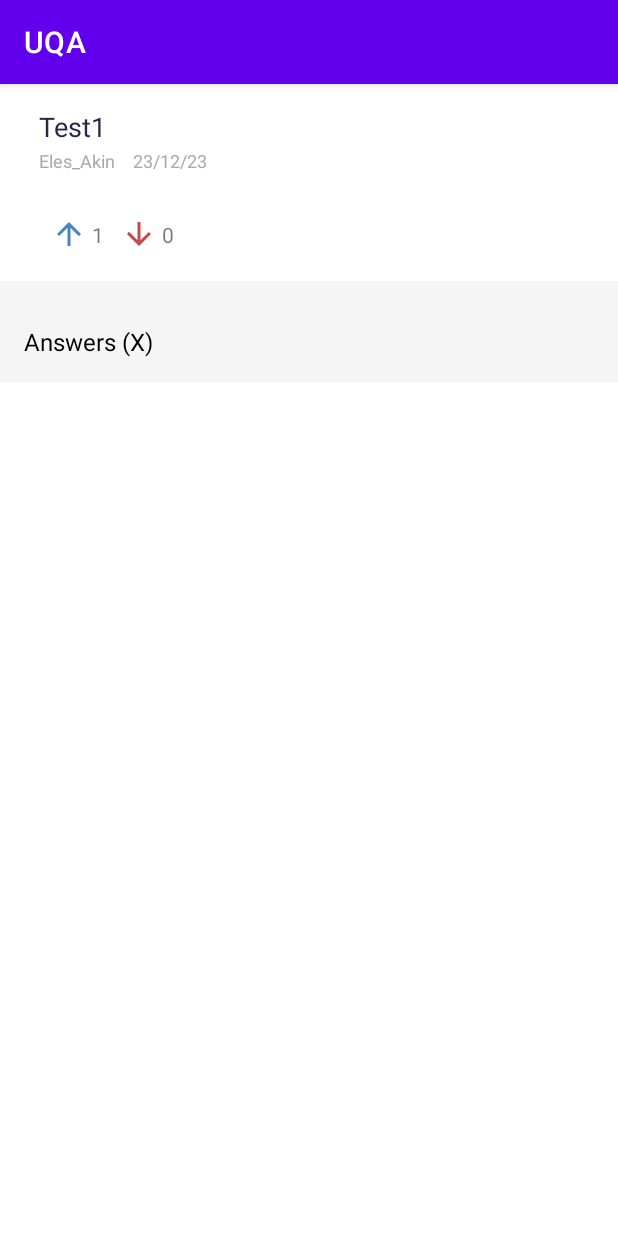
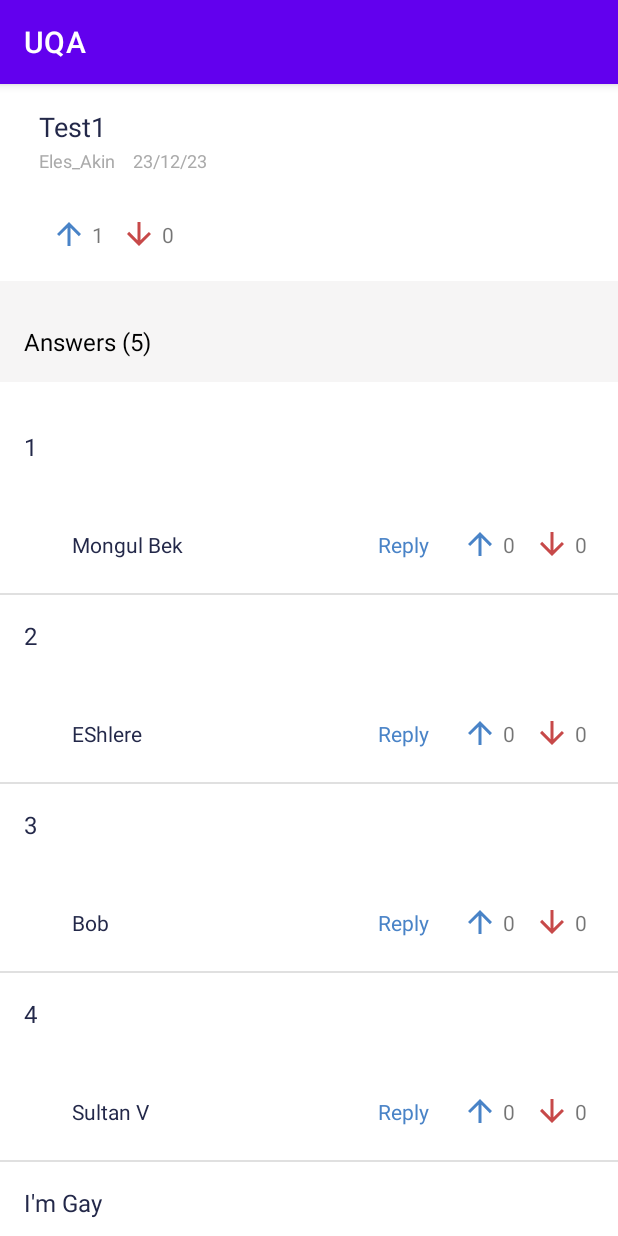
Before and after one commit to SultanSarygulov/UniversityQuestionApp, an Android app: the screen it shows after launch (MainActivity), after a tap on "Test1", on a phone screen of 412 x 824 dp. Run offline under Robolectric (Android 15) with nearby library versions, the phone set to English and light mode, and no system bars; libraries missing offline, so code that uses them is left out: androidx.databinding.adapters.

Commit message:
Started making Question Fragment

```diff
--- /dev/null
+++ b/app/src/main/java/com/example/uqa/data/Answer.kt
@@ -0,0 +1,7 @@
+package com.example.uqa.data
+
+data class Answer(
+    val id: Long,
+    val text: String,
+    val author: String
+)
--- /dev/null
+++ b/app/src/main/java/com/example/uqa/presentation/question/AnswerAdapter.kt
@@ -0,0 +1,44 @@
+package com.example.uqa.presentation.question
+
+import android.view.LayoutInflater
+import android.view.View
+import android.view.ViewGroup
+import androidx.recyclerview.widget.DiffUtil
+import androidx.recyclerview.widget.ListAdapter
+import androidx.recyclerview.widget.RecyclerView
+import com.example.uqa.R
+import com.example.uqa.data.Answer
+import com.example.uqa.databinding.ItemAnswerBinding
+
+class AnswerAdapter: ListAdapter<Answer, AnswerAdapter.AnswerViewHolder>(AnswerDiffUtil()) {
+
+    class AnswerViewHolder(item: View): RecyclerView.ViewHolder(item){
+        val binding = ItemAnswerBinding.bind(item)
+
+        fun bind(answer: Answer) = with(binding){
+            binding.answerText.text = answer.text
+            binding.answerAuthor.text = answer.author
+        }
+    }
+
+    override fun onCreateViewHolder(parent: ViewGroup, viewType: Int): AnswerViewHolder {
+        val view = LayoutInflater.from(parent.context).inflate(R.layout.item_answer, parent, false)
+
+        return AnswerViewHolder(view)
+    }
+
+    override fun onBindViewHolder(holder: AnswerViewHolder, position: Int) {
+        holder.bind(getItem(position))
+    }
+
+    class AnswerDiffUtil: DiffUtil.ItemCallback<Answer>(){
+        override fun areItemsTheSame(oldItem: Answer, newItem: Answer): Boolean {
+            return oldItem.id == newItem.id
+        }
+
+        override fun areContentsTheSame(oldItem: Answer, newItem: Answer): Boolean {
+            return oldItem == newItem
+        }
+
+    }
+}
--- a/app/src/main/java/com/example/uqa/presentation/question/QuestionFragment.kt
+++ b/app/src/main/java/com/example/uqa/presentation/question/QuestionFragment.kt
@@ -8,6 +8,7 @@ import android.view.ViewGroup
 import androidx.databinding.adapters.TextViewBindingAdapter.setText
 import androidx.navigation.fragment.navArgs
 import com.example.uqa.R
+import com.example.uqa.data.Answer
 import com.example.uqa.databinding.FragmentHomeBinding
 import com.example.uqa.databinding.FragmentQuestionBinding
 
@@ -17,6 +18,14 @@ class QuestionFragment : Fragment() {
     private lateinit var binding: FragmentQuestionBinding
     private val args: QuestionFragmentArgs  by navArgs()
     private val currentPost by lazy { args.currentPost }
+
+    private val answersList = listOf(
+        Answer(0, "1", "Mongul Bek"),
+        Answer(1, "2", "EShlere"),
+        Answer(2, "3", "Bob"),
+        Answer(3, "4", "Sultan V"),
+        Answer(4, "I'm Gay", "John Yag"),
+    )
 
     override fun onCreateView(
         inflater: LayoutInflater, container: ViewGroup?,
@@ -42,6 +51,14 @@ class QuestionFragment : Fragment() {
 
             setTexts()
         }
+
+        setAdapter()
+    }
+
+    private fun setAdapter() {
+        val answerAdapter = AnswerAdapter()
+        binding.answersList.adapter = answerAdapter
+        answerAdapter.submitList(answersList)
     }
 
     private fun setTexts() {
@@ -50,5 +67,10 @@ class QuestionFragment : Fragment() {
         binding.questionDate.text = currentPost.date
         binding.questionUpvoteNum.text = currentPost.upvotes.toString()
         binding.questionDownvoteNum.text = currentPost.downvotes.toString()
+
+        binding.questionAnswers.text = resources.getString(
+            R.string.answers_txt,
+            answersList.size
+        )
     }
 }
--- a/app/src/main/res/layout/fragment_question.xml
+++ b/app/src/main/res/layout/fragment_question.xml
@@ -113,11 +113,14 @@
         app:layout_constraintTop_toBottomOf="@+id/constraintLayout" />
 
     <androidx.recyclerview.widget.RecyclerView
+        android:id="@+id/answers_list"
         android:layout_width="match_parent"
         android:layout_height="0dp"
         android:layout_marginTop="16dp"
         android:background="#FFFFFF"
         android:paddingTop="16dp"
+        app:layoutManager="androidx.recyclerview.widget.LinearLayoutManager"
+        android:orientation="vertical"
         app:layout_constraintBottom_toBottomOf="parent"
         app:layout_constraintEnd_toEndOf="parent"
         app:layout_constraintHorizontal_bias="0.5"
--- a/app/src/main/res/layout/item_answer.xml
+++ b/app/src/main/res/layout/item_answer.xml
@@ -1,6 +1,106 @@
 <?xml version="1.0" encoding="utf-8"?>
 <androidx.constraintlayout.widget.ConstraintLayout xmlns:android="http://schemas.android.com/apk/res/android"
+    xmlns:app="http://schemas.android.com/apk/res-auto"
+    xmlns:tools="http://schemas.android.com/tools"
     android:layout_width="match_parent"
-    android:layout_height="match_parent">
+    android:layout_height="126dp">
+
+    <TextView
+        android:id="@+id/answer_text"
+        android:layout_width="0dp"
+        android:layout_height="wrap_content"
+        android:layout_marginStart="16dp"
+        android:layout_marginTop="16dp"
+        android:layout_marginEnd="16dp"
+        android:text="Damn, guys you still don’t evem know how to get your ID"
+        android:textColor="#232849"
+        android:textSize="16sp"
+        app:layout_constraintEnd_toEndOf="parent"
+        app:layout_constraintHorizontal_bias="0.5"
+        app:layout_constraintStart_toStartOf="parent"
+        app:layout_constraintTop_toTopOf="parent" />
+
+    <ImageView
+        android:id="@+id/answer_author_image"
+        android:layout_width="24dp"
+        android:layout_height="24dp"
+        android:layout_marginStart="16dp"
+        android:layout_marginBottom="22dp"
+        app:layout_constraintBottom_toBottomOf="parent"
+        app:layout_constraintStart_toStartOf="parent"
+        tools:srcCompat="@tools:sample/avatars" />
+
+    <TextView
+        android:id="@+id/answer_author"
+        android:layout_width="wrap_content"
+        android:layout_height="wrap_content"
+        android:layout_marginStart="8dp"
+        android:text="Mr. Remudin"
+        android:textColor="#232849"
+        android:textFontWeight="600"
+        app:layout_constraintBottom_toBottomOf="@+id/answer_author_image"
+        app:layout_constraintStart_toEndOf="@+id/answer_author_image"
+        app:layout_constraintTop_toTopOf="@+id/answer_author_image" />
+
+    <ImageView
+        android:id="@+id/answer_upvote_button"
+        android:layout_width="wrap_content"
+        android:layout_height="wrap_content"
+        android:layout_marginEnd="24dp"
+        android:background="?attr/selectableItemBackground"
+        app:layout_constraintBottom_toBottomOf="@+id/answer_downvote_button"
+        app:layout_constraintEnd_toStartOf="@+id/answer_downvote_button"
+        app:srcCompat="@drawable/ic_upvote" />
+
+    <TextView
+        android:id="@+id/answer_upvotes"
+        android:layout_width="wrap_content"
+        android:layout_height="wrap_content"
+        android:layout_marginStart="3dp"
+        android:text="0"
+        app:layout_constraintBottom_toBottomOf="@+id/answer_upvote_button"
+        app:layout_constraintStart_toEndOf="@+id/answer_upvote_button"
+        app:layout_constraintTop_toTopOf="@+id/answer_upvote_button" />
+
+    <ImageView
+        android:id="@+id/answer_downvote_button"
+        android:layout_width="wrap_content"
+        android:layout_height="wrap_content"
+        android:layout_marginEnd="32dp"
+        android:background="?attr/selectableItemBackground"
+        app:layout_constraintBottom_toBottomOf="@+id/answer_author_image"
+        app:layout_constraintEnd_toEndOf="parent"
+        app:srcCompat="@drawable/ic_downvote" />
+
+    <TextView
+        android:id="@+id/answer_downvotes"
+        android:layout_width="wrap_content"
+        android:layout_height="wrap_content"
+        android:layout_marginStart="3dp"
+        android:text="0"
+        app:layout_constraintBottom_toBottomOf="@+id/answer_downvote_button"
+        app:layout_constraintStart_toEndOf="@+id/answer_downvote_button"
+        app:layout_constraintTop_toTopOf="@+id/answer_downvote_button" />
+
+    <TextView
+        android:id="@+id/reply_button"
+        android:layout_width="wrap_content"
+        android:layout_height="wrap_content"
+        android:layout_marginEnd="22dp"
+        android:text="Reply"
+        android:textColor="#4983C7"
+        app:layout_constraintBottom_toBottomOf="@+id/answer_upvote_button"
+        app:layout_constraintEnd_toStartOf="@+id/answer_upvote_button"
+        app:layout_constraintTop_toTopOf="@+id/answer_upvote_button" />
+
+    <View
+        android:id="@+id/divider"
+        android:layout_width="0dp"
+        android:layout_height="1dp"
+        android:background="?android:attr/listDivider"
+        app:layout_constraintBottom_toBottomOf="parent"
+        app:layout_constraintEnd_toEndOf="parent"
+        app:layout_constraintHorizontal_bias="0.5"
+        app:layout_constraintStart_toStartOf="parent" />
 
 </androidx.constraintlayout.widget.ConstraintLayout>
--- a/app/src/main/res/values/strings.xml
+++ b/app/src/main/res/values/strings.xml
@@ -2,4 +2,6 @@
     <string name="app_name">UQA</string>
     <!-- TODO: Remove or change this placeholder text -->
     <string name="hello_blank_fragment">Hello blank fragment</string>
+
+    <string name="answers_txt">Answers (%1$d)</string>
 </resources>
```
